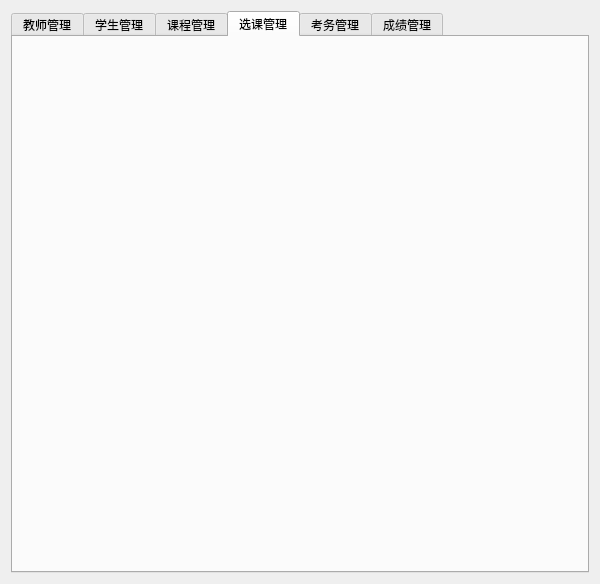
Qt form admin.ui (Database-Course-Developers/Educational_Administration_System) before a commit.
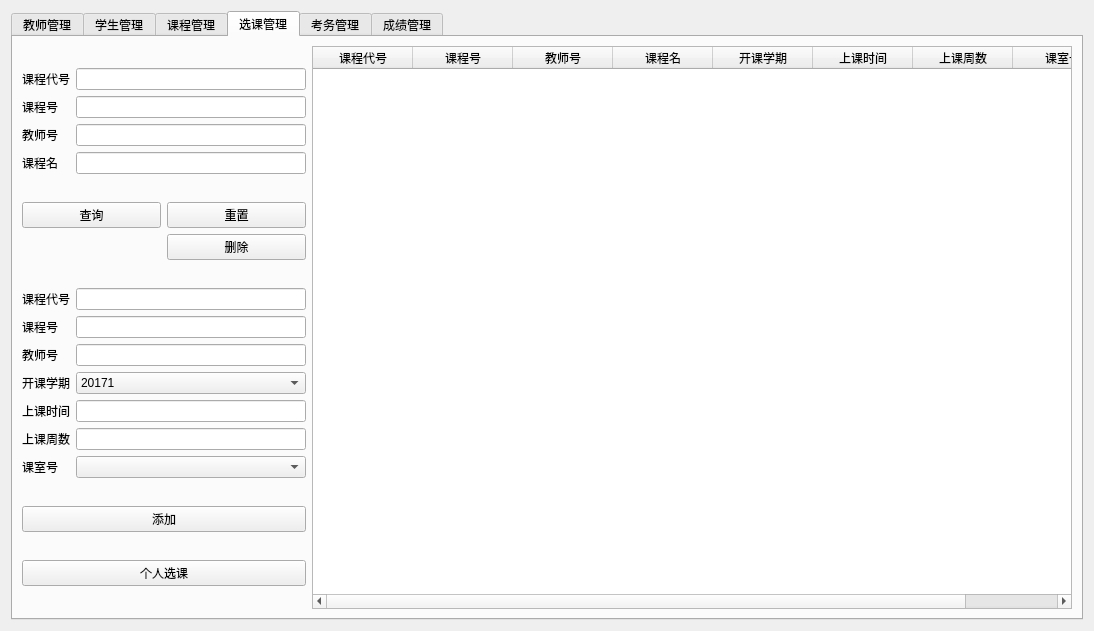
The same form after that commit. The open tabs and pages were chosen to show the change.

Diff of the .ui file:
```diff
--- a/admin.ui
+++ b/admin.ui
@@ -6,8 +6,8 @@
    <rect>
     <x>0</x>
     <y>0</y>
-    <width>600</width>
-    <height>573</height>
+    <width>1094</width>
+    <height>631</height>
    </rect>
   </property>
   <property name="windowTitle">
@@ -1147,6 +1147,280 @@
       <attribute name="title">
        <string>选课管理</string>
       </attribute>
+      <layout class="QHBoxLayout" name="horizontalLayout_10">
+       <item>
+        <layout class="QHBoxLayout" name="horizontalLayout_12" stretch="2,8">
+         <item>
+          <layout class="QVBoxLayout" name="verticalLayout_13">
+           <item>
+            <layout class="QGridLayout" name="gridLayout_11">
+             <item row="3" column="0">
+              <widget class="QLabel" name="label_56">
+               <property name="text">
+                <string>课程名</string>
+               </property>
+              </widget>
+             </item>
+             <item row="0" column="0">
+              <widget class="QLabel" name="label_46">
+               <property name="text">
+                <string>课程代号</string>
+               </property>
+              </widget>
+             </item>
+             <item row="2" column="0">
+              <widget class="QLabel" name="label_52">
+               <property name="text">
+                <string>教师号</string>
+               </property>
+              </widget>
+             </item>
+             <item row="1" column="0">
+              <widget class="QLabel" name="label_45">
+               <property name="text">
+                <string>课程号</string>
+               </property>
+              </widget>
+             </item>
+             <item row="2" column="1">
+              <widget class="QLineEdit" name="ld_choose_cou_tno"/>
+             </item>
+             <item row="1" column="1">
+              <widget class="QLineEdit" name="ld_choose_cou_cno"/>
+             </item>
+             <item row="3" column="1">
+              <widget class="QLineEdit" name="ld_choose_cou_name"/>
+             </item>
+             <item row="0" column="1">
+              <widget class="QLineEdit" name="ld_choose_cou_rcno"/>
+             </item>
+            </layout>
+           </item>
+           <item>
+            <layout class="QGridLayout" name="gridLayout_12">
+             <item row="0" column="0">
+              <widget class="QPushButton" name="btn_choose_cou_query">
+               <property name="text">
+                <string>查询</string>
+               </property>
+              </widget>
+             </item>
+             <item row="0" column="1">
+              <widget class="QPushButton" name="btn_choose_cou_reset">
+               <property name="text">
+                <string>重置</string>
+               </property>
+              </widget>
+             </item>
+             <item row="1" column="1">
+              <widget class="QPushButton" name="btn_choose_cou_delete">
+               <property name="text">
+                <string>删除</string>
+               </property>
+              </widget>
+             </item>
+            </layout>
+           </item>
+           <item>
+            <layout class="QVBoxLayout" name="verticalLayout_17">
+             <item>
+              <layout class="QGridLayout" name="gridLayout_13">
+               <item row="3" column="1">
+                <widget class="QComboBox" name="cbox_choose_cou_term">
+                 <item>
+                  <property name="text">
+                   <string>20171</string>
+                  </property>
+                 </item>
+                 <item>
+                  <property name="text">
+                   <string>20172</string>
+                  </property>
+                 </item>
+                 <item>
+                  <property name="text">
+                   <string>20181</string>
+                  </property>
+                 </item>
+                 <item>
+                  <property name="text">
+                   <string>20182</string>
+                  </property>
+                 </item>
+                 <item>
+                  <property name="text">
+                   <string>20191</string>
+                  </property>
+                 </item>
+                 <item>
+                  <property name="text">
+                   <string>20192</string>
+                  </property>
+                 </item>
+                 <item>
+                  <property name="text">
+                   <string>20201</string>
+                  </property>
+                 </item>
+                 <item>
+                  <property name="text">
+                   <string>20202</string>
+                  </property>
+                 </item>
+                </widget>
+               </item>
+               <item row="4" column="0">
+                <widget class="QLabel" name="label_48">
+                 <property name="text">
+                  <string>上课时间</string>
+                 </property>
+                </widget>
+               </item>
+               <item row="1" column="0">
+                <widget class="QLabel" name="label_53">
+                 <property name="text">
+                  <string>课程号</string>
+                 </property>
+                </widget>
+               </item>
+               <item row="6" column="1">
+                <widget class="QComboBox" name="cbox_choose_cou_clr"/>
+               </item>
+               <item row="4" column="1">
+                <widget class="QLineEdit" name="ld_choose_cou_daytime">
+                 <property name="text">
+                  <string/>
+                 </property>
+                </widget>
+               </item>
+               <item row="5" column="0">
+                <widget class="QLabel" name="label_47">
+                 <property name="text">
+                  <string>上课周数</string>
+                 </property>
+                </widget>
+               </item>
+               <item row="0" column="1">
+                <widget class="QLineEdit" name="ld_choose_cou_rcno1"/>
+               </item>
+               <item row="6" column="0">
+                <widget class="QLabel" name="label_50">
+                 <property name="text">
+                  <string>课室号</string>
+                 </property>
+                </widget>
+               </item>
+               <item row="0" column="0">
+                <widget class="QLabel" name="label_51">
+                 <property name="text">
+                  <string>课程代号</string>
+                 </property>
+                </widget>
+               </item>
+               <item row="3" column="0">
+                <widget class="QLabel" name="label_49">
+                 <property name="text">
+                  <string>开课学期</string>
+                 </property>
+                </widget>
+               </item>
+               <item row="2" column="0">
+                <widget class="QLabel" name="label_54">
+                 <property name="text">
+                  <string>教师号</string>
+                 </property>
+                </widget>
+               </item>
+               <item row="1" column="1">
+                <widget class="QLineEdit" name="ld_choose_cou_cno1"/>
+               </item>
+               <item row="2" column="1">
+                <widget class="QLineEdit" name="ld_choose_cou_tno1"/>
+               </item>
+               <item row="5" column="1">
+                <widget class="QLineEdit" name="ld_choose_cou_weektime"/>
+               </item>
+              </layout>
+             </item>
+            </layout>
+           </item>
+           <item>
+            <widget class="QPushButton" name="btn_choose_cou_add">
+             <property name="text">
+              <string>添加</string>
+             </property>
+            </widget>
+           </item>
+           <item>
+            <layout class="QVBoxLayout" name="verticalLayout_16">
+             <item>
+              <widget class="QPushButton" name="btn_choose_cou_turn">
+               <property name="minimumSize">
+                <size>
+                 <width>284</width>
+                 <height>0</height>
+                </size>
+               </property>
+               <property name="text">
+                <string>个人选课</string>
+               </property>
+              </widget>
+             </item>
+            </layout>
+           </item>
+          </layout>
+         </item>
+         <item>
+          <layout class="QVBoxLayout" name="verticalLayout_14">
+           <item>
+            <widget class="QTableWidget" name="table_choose_cou">
+             <column>
+              <property name="text">
+               <string>课程代号</string>
+              </property>
+             </column>
+             <column>
+              <property name="text">
+               <string>课程号</string>
+              </property>
+             </column>
+             <column>
+              <property name="text">
+               <string>教师号</string>
+              </property>
+             </column>
+             <column>
+              <property name="text">
+               <string>课程名</string>
+              </property>
+             </column>
+             <column>
+              <property name="text">
+               <string>开课学期</string>
+              </property>
+             </column>
+             <column>
+              <property name="text">
+               <string>上课时间</string>
+              </property>
+             </column>
+             <column>
+              <property name="text">
+               <string>上课周数</string>
+              </property>
+             </column>
+             <column>
+              <property name="text">
+               <string>课室号</string>
+              </property>
+             </column>
+            </widget>
+           </item>
+          </layout>
+         </item>
+        </layout>
+       </item>
+      </layout>
      </widget>
      <widget class="QWidget" name="tab_exam">
       <attribute name="title">
```
Left out of the diff: 263 changed lines with no effect on the pictures.
